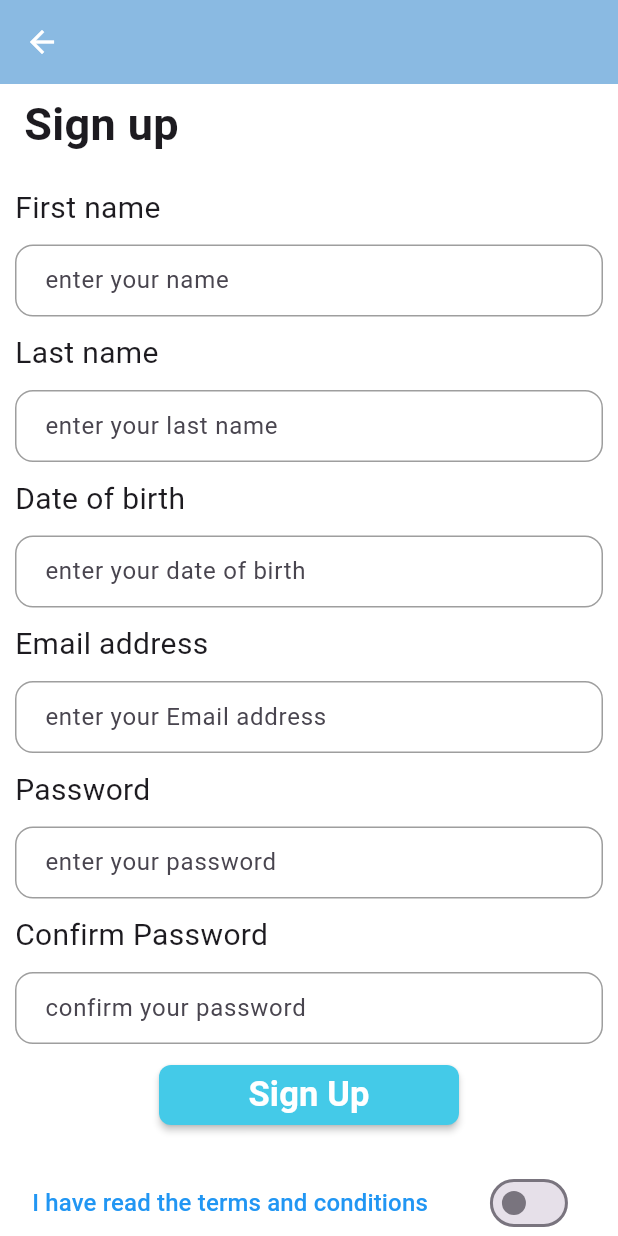
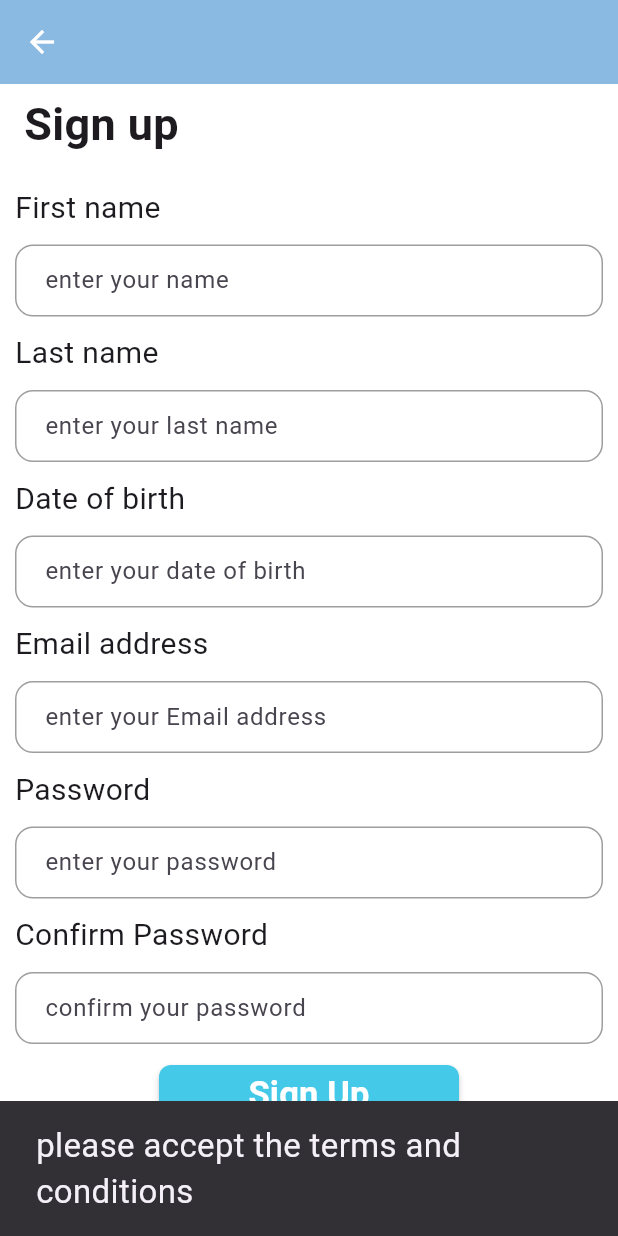
Before and after one commit to Brayteh/dr-time, a Flutter app: the SignUpPage screen opened directly, after a tap on "Sign Up", on a phone screen of 412 x 824 dp. Run offline on Flutter 3.47's test engine with Material 3 defaults, Android fonts, the phone set to English and light mode, and no system bars; our stand-ins replace firebase_auth, firebase_core, image_picker, shared_preferences; accounts and stored records are empty; network calls fail.

Commit message:
edit signUp,signIn,Profile to Firebase (Aufgabe 1 P21_Authentication)

```diff
--- a/dr_time/lib/screens/sign_up.dart
+++ b/dr_time/lib/screens/sign_up.dart
@@ -1,4 +1,5 @@
 import 'package:dr_time/Theme/switch.dart';
+import 'package:firebase_auth/firebase_auth.dart';
 import 'package:flutter/material.dart';
 
 class SignUpPage extends StatefulWidget {
@@ -10,9 +11,59 @@ class SignUpPage extends StatefulWidget {
 
 class _SignUpPageState extends State<SignUpPage> {
   bool term = false;
+  final  emailController = TextEditingController();
+  final  passwordController = TextEditingController();
+  final  confirmController = TextEditingController();
+
+  Future<void> _register() async {
+    if (!term) {
+      ScaffoldMessenger.of(context).showSnackBar(
+        SnackBar(content: Text("please accept the terms and conditions")),
+      );
+      return;
+    }
+    if (passwordController.text != confirmController.text) {
+      ScaffoldMessenger.of(context).showSnackBar(
+        SnackBar(content: Text("Passwords do not match")),
+      );
+      return;
+    }
+    try {
+  await FirebaseAuth.instance.createUserWithEmailAndPassword(
+    email: emailController.text.trim(),
+    password: passwordController.text,
+  );
+
+  ScaffoldMessenger.of(context).showSnackBar(
+    const SnackBar(content: Text("✅ Registration successful")),
+  );
+
+  Navigator.pop(context); // Back to Login Page
+} on FirebaseAuthException catch (e) {
+  String message = "";
+  if (e.code == 'email-already-in-use') {
+    message = "📧 This email is already in use";
+  } else if (e.code == 'invalid-email') {
+    message = "❌ The email format is invalid";
+  } else if (e.code == 'weak-password') {
+    message = "🔑 The password is too weak (minimum 6 characters)";
+  } else {
+    message = "⚠️ Unexpected error: ${e.message}";
+  }
+
+  ScaffoldMessenger.of(context).showSnackBar(
+    SnackBar(content: Text(message)),
+  );
+} catch (e) {
+  ScaffoldMessenger.of(context).showSnackBar(
+    const SnackBar(content: Text("⚠️ Unknown error")),
+  );
+}
+  }
+
   @override
   Widget build(BuildContext context) {
-    return  Scaffold(
+    return Scaffold(
       appBar: AppBar(automaticallyImplyLeading: true,),
       body: SingleChildScrollView(
         child: Column(
@@ -75,6 +126,7 @@ class _SignUpPageState extends State<SignUpPage> {
                 Padding(                                           // Border
                 padding: EdgeInsets.all(10),
                  child: TextField(
+                  controller: emailController,
                   keyboardType: TextInputType.emailAddress,
                   decoration: InputDecoration(
                     label: Text("enter your Email address"),),
@@ -86,8 +138,9 @@ class _SignUpPageState extends State<SignUpPage> {
               ),
                 Padding(                                           // Border
                 padding: EdgeInsets.all(10),
-                child: TextField(obscureText: true,
-                  keyboardType: TextInputType.emailAddress,
+                child: TextField(
+                  controller: passwordController,
+                  obscureText: true,
                   decoration: InputDecoration(
                     label: Text("enter your password"),),
                 ),
@@ -99,7 +152,7 @@ class _SignUpPageState extends State<SignUpPage> {
                 Padding(                                           // Border
                    padding: EdgeInsets.all(10),
                   child: TextField( obscureText: true,
-                  keyboardType: TextInputType.emailAddress,
+                  controller: confirmController,
                   decoration: InputDecoration(
                     label: Text("confirm your password"),),
                 ),
@@ -110,7 +163,7 @@ class _SignUpPageState extends State<SignUpPage> {
                 width: 200, // العرض المطلوب
                 child: ElevatedButton(
                 style: ElevatedButton.styleFrom(elevation: 2,backgroundColor: const Color.fromARGB(255, 68, 202, 232)),
-                onPressed: () {},
+                onPressed: _register,
                 child:
                    Text("Sign Up",style:TextStyle(fontSize: 23,fontWeight: FontWeight.bold, color: Colors.white),),
             ),
--- a/dr_time/pubspec.yaml
+++ b/dr_time/pubspec.yaml
@@ -15,8 +15,8 @@ dependencies:
   shared_preferences: ^2.2.3
   hive: ^2.2.3
   hive_flutter: ^1.1.0
-  firebase_core: ^2.13.0
-  firebase_auth: ^4.6.5
+  firebase_core: ^4.1.0
+  firebase_auth: ^6.0.2
 
 dev_dependencies:
   flutter_test:
```
Also changed, not shown: dr_time/lib/screens/ProfilePage.dart (+18 -5 lines), dr_time/lib/screens/navigationPage.dart (+6 -9 lines), dr_time/lib/screens/sign_in_screen.dart (+36 -22 lines), dr_time/pubspec.lock, 2 other files.
